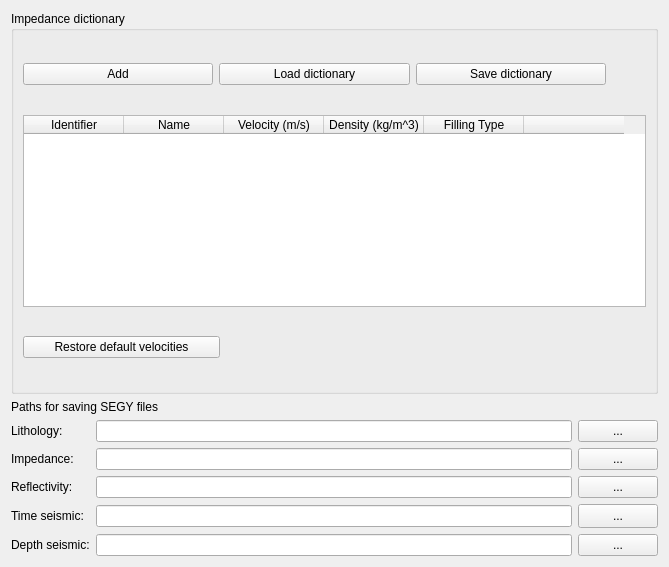
The window that console/SegyCreationPage.ui (feliperails/syntheticseis) describes before a commit, drawn with Qt 5.
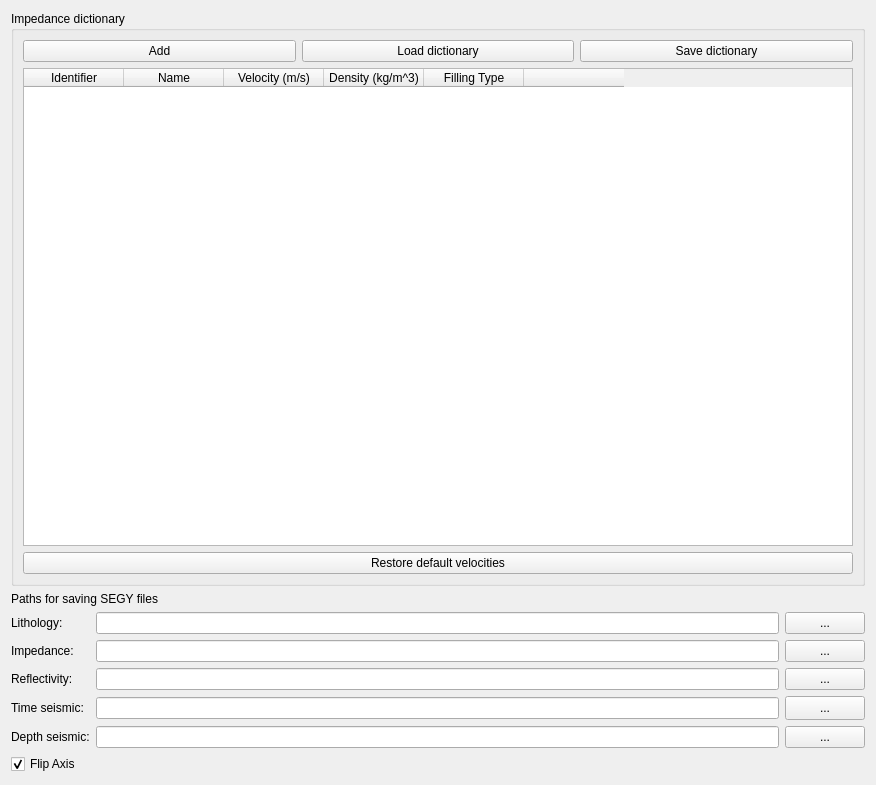
The same window after the commit.

Commit message: Flip Axis.

Patch:
```diff
--- a/console/SegyCreationPage.ui
+++ b/console/SegyCreationPage.ui
@@ -6,8 +6,8 @@
    <rect>
     <x>0</x>
     <y>0</y>
-    <width>669</width>
-    <height>567</height>
+    <width>876</width>
+    <height>785</height>
    </rect>
   </property>
   <property name="minimumSize">
@@ -25,6 +25,12 @@
   <layout class="QVBoxLayout" name="verticalLayout_2">
    <item>
     <widget class="QGroupBox" name="velocityGroupBox">
+     <property name="sizePolicy">
+      <sizepolicy hsizetype="Expanding" vsizetype="Expanding">
+       <horstretch>0</horstretch>
+       <verstretch>0</verstretch>
+      </sizepolicy>
+     </property>
      <property name="title">
       <string>Impedance dictionary</string>
      </property>
@@ -52,19 +58,6 @@
           </property>
          </widget>
         </item>
-        <item>
-         <spacer name="horizontalSpacer">
-          <property name="orientation">
-           <enum>Qt::Vertical</enum>
-          </property>
-          <property name="sizeHint" stdset="0">
-           <size>
-            <width>40</width>
-            <height>20</height>
-           </size>
-          </property>
-         </spacer>
-        </item>
        </layout>
       </item>
       <item>
@@ -126,19 +119,6 @@
            </property>
           </widget>
          </item>
-         <item>
-          <spacer name="horizontalSpacer_2">
-           <property name="orientation">
-            <enum>Qt::Vertical</enum>
-           </property>
-           <property name="sizeHint" stdset="0">
-            <size>
-             <width>426</width>
-             <height>20</height>
-            </size>
-           </property>
-          </spacer>
-         </item>
         </layout>
        </widget>
       </item>
@@ -302,6 +282,16 @@
        </property>
       </widget>
      </item>
+     <item row="6" column="0" colspan="2">
+      <widget class="QCheckBox" name="flipAxisCheckBox">
+       <property name="text">
+        <string>Flip Axis</string>
+       </property>
+       <property name="checked">
+        <bool>true</bool>
+       </property>
+      </widget>
+     </item>
     </layout>
    </item>
   </layout>
```
Left out of the diff: 2 changed lines with no effect on the pictures. The commit also changes 1 other file.
